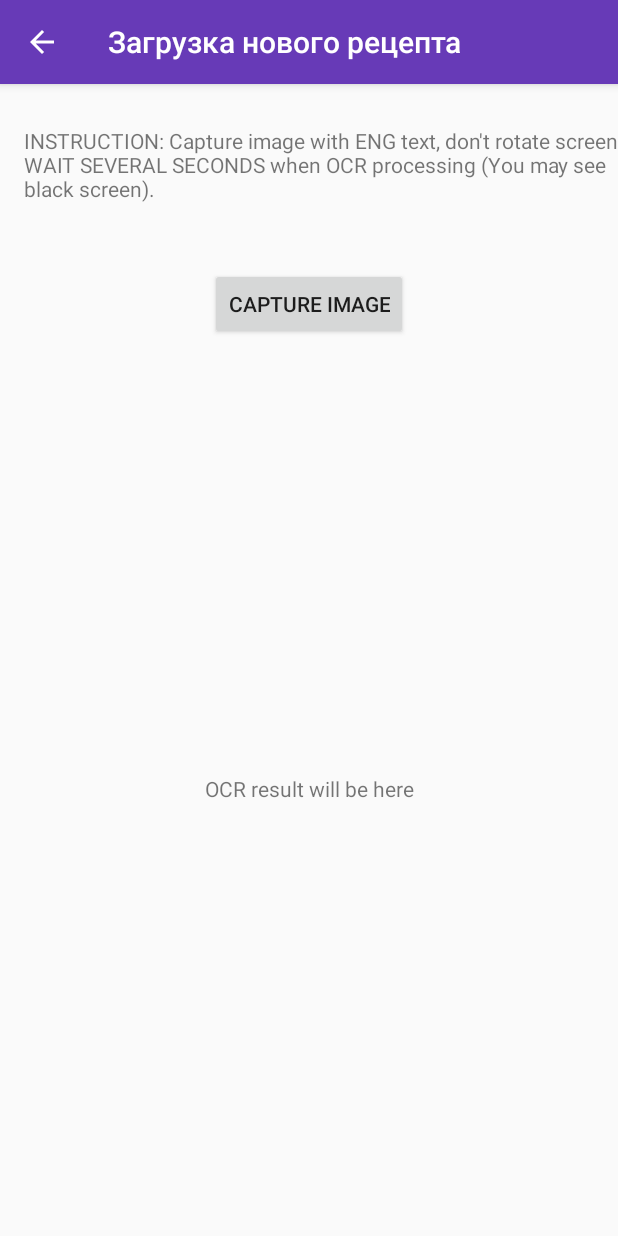
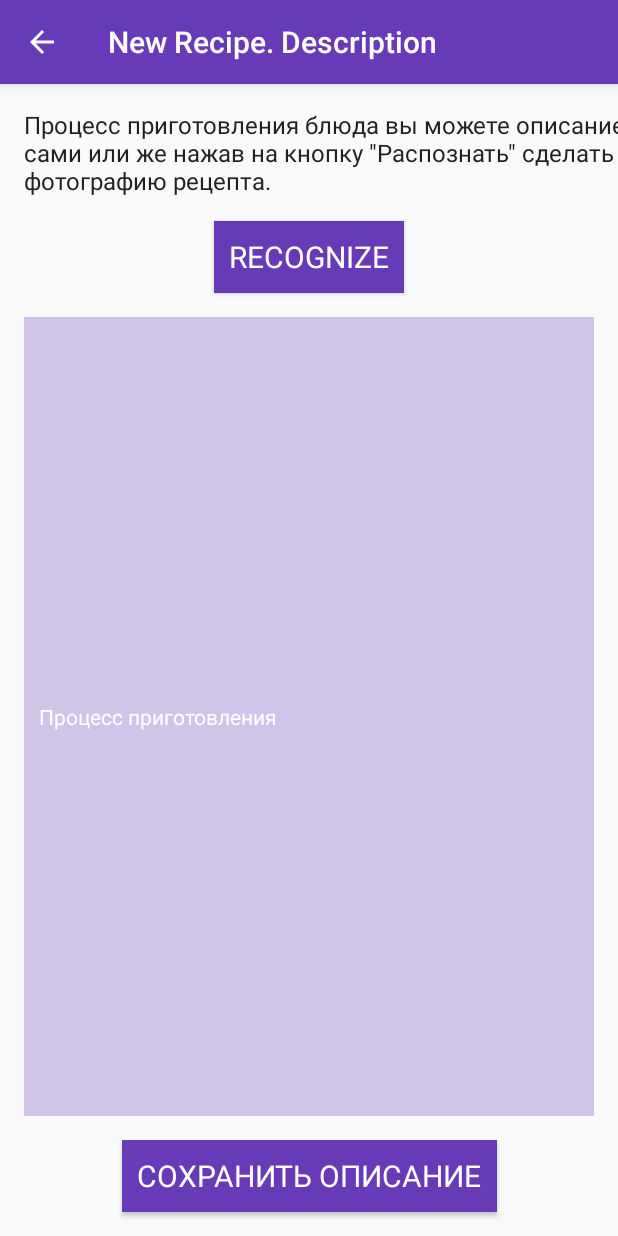
Before and after one commit to Bazinka/CookPlan, an Android app: the screen it shows after launch once a user with an empty profile is signed in (RecipeLoadActivity before the commit, NewRecipeDescActivity after it), after a tap on an icon or button, on a phone screen of 412 x 824 dp. Run offline under Robolectric (Android 15) with nearby library versions, the phone set to English and light mode, and no system bars; our stand-ins replace Firebase (no records; nobody signed in at launch, a user with empty details on screens opened directly), Picasso; libraries missing offline, so code that uses them is left out: com.googlecode.tesseract; pictures from the network do not load.

Commit message:
changed load recipe's description screen style

```diff
--- a/app/src/main/java/com/cookplan/MainActivity.java
+++ b/app/src/main/java/com/cookplan/MainActivity.java
@@ -18,7 +18,7 @@ import android.widget.TextView;
 
 import com.cookplan.auth.FirebaseAuthActivity;
 import com.cookplan.recipe_list.RecipeGridFragment;
-import com.cookplan.recipe_load.RecipeLoadActivity;
+import com.cookplan.recipe_new.NewRecipeDescActivity;
 import com.firebase.ui.auth.AuthUI;
 import com.google.android.gms.tasks.OnCompleteListener;
 import com.google.android.gms.tasks.Task;
@@ -76,7 +76,7 @@ public class MainActivity extends BaseActivity
     }
 
     void startNewPointActivity() {
-        Intent intent = new Intent(this, RecipeLoadActivity.class);
+        Intent intent = new Intent(this, NewRecipeDescActivity.class);
         startActivityWithLeftAnimation(intent);
     }
 
--- a/app/src/main/java/com/cookplan/recipe_load/RecipeLoadActivity.java
+++ b/app/src/main/java/com/cookplan/recipe_new/NewRecipeDescActivity.java
@@ -1,4 +1,4 @@
-package com.cookplan.recipe_load;
+package com.cookplan.recipe_new;
 
 import android.Manifest;
 import android.app.Activity;
@@ -14,7 +14,7 @@ import android.support.annotation.NonNull;
 import android.support.design.widget.Snackbar;
 import android.support.v4.app.ActivityCompat;
 import android.widget.Button;
-import android.widget.TextView;
+import android.widget.EditText;
 import android.widget.Toast;
 
 import com.cookplan.BaseActivity;
@@ -22,8 +22,8 @@ import com.cookplan.R;
 import com.cookplan.utils.PermissionUtils;
 import com.cookplan.utils.Utils;
 
-public class RecipeLoadActivity extends BaseActivity implements ActivityCompat.OnRequestPermissionsResultCallback,
-        RecipeLoadView {
+public class NewRecipeDescActivity extends BaseActivity implements ActivityCompat.OnRequestPermissionsResultCallback,
+        NewRecipeDescView {
 
     private static final int PHOTO_REQUEST_CODE = 101;
     private static final int RC_IMAGE_PERMS = 102;
@@ -31,7 +31,7 @@ public class RecipeLoadActivity extends BaseActivity implements ActivityCompat.O
             Manifest.permission.CAMERA};
 
     private ProgressDialog mProgressDialog;
-    private RecipeLoadPresenter presenter;
+    private NewRecipeDescPresenter presenter;
 
     private String language = null;
 
@@ -41,9 +41,9 @@ public class RecipeLoadActivity extends BaseActivity implements ActivityCompat.O
         super.onCreate(savedInstanceState);
         setContentView(R.layout.activity_recipe_load);
         setNavigationArrow();
-        setTitle("Загрузка нового рецепта");
+        setTitle(getString(R.string.new_recipe_desc_title));
 
-        Button captureImg = (Button) findViewById(R.id.action_btn);
+        Button captureImg = (Button) findViewById(R.id.ocr_desc_btn);
         if (captureImg != null) {
             captureImg.setOnClickListener(view -> {
                 new AlertDialog.Builder(this)
@@ -61,7 +61,7 @@ public class RecipeLoadActivity extends BaseActivity implements ActivityCompat.O
 
             });
         }
-        presenter = new RecipeLoadPresenterImpl(this, this);
+        presenter = new NewRecipeDescPresenterImpl(this, this);
         if (android.os.Build.VERSION.SDK_INT >= Build.VERSION_CODES.M) {
             if (!PermissionUtils.isPermissionsGranted(this, permission)) {
                 PermissionUtils.requestPermissions(this, RC_IMAGE_PERMS, permission);
@@ -140,7 +140,7 @@ public class RecipeLoadActivity extends BaseActivity implements ActivityCompat.O
     @Override
     public void setErrorToSnackBar(String error) {
         Snackbar.make(findViewById(R.id.root_view), error, Snackbar.LENGTH_LONG).show();
-        Utils.log(RecipeLoadActivity.class.getSimpleName(), error);
+        Utils.log(NewRecipeDescActivity.class.getSimpleName(), error);
     }
 
     @Override
@@ -152,7 +152,7 @@ public class RecipeLoadActivity extends BaseActivity implements ActivityCompat.O
     public void setAsyncTextResult(String result) {
         runOnUiThread(() -> {
             if (result != null && !result.equals("")) {
-                TextView textView = (TextView) findViewById(R.id.textResult);
+                EditText textView = (EditText) findViewById(R.id.process_edit_text);
                 if (textView != null) {
                     textView.setText(result);
                 }
@@ -167,7 +167,7 @@ public class RecipeLoadActivity extends BaseActivity implements ActivityCompat.O
     public void setAsyncErrorToSnackBar(String error) {
         runOnUiThread(() -> {
             Snackbar.make(findViewById(R.id.root_view), error, Snackbar.LENGTH_LONG).show();
-            Utils.log(RecipeLoadActivity.class.getSimpleName(), error);
+            Utils.log(NewRecipeDescActivity.class.getSimpleName(), error);
             if (mProgressDialog != null) {
                 mProgressDialog.dismiss();
             }
--- a/app/src/main/java/com/cookplan/recipe_load/RecipeLoadPresenter.java
+++ b/app/src/main/java/com/cookplan/recipe_new/NewRecipeDescPresenter.java
@@ -1,4 +1,4 @@
-package com.cookplan.recipe_load;
+package com.cookplan.recipe_new;
 
 import android.net.Uri;
 
@@ -6,7 +6,7 @@ import android.net.Uri;
  * Created by DariaEfimova on 16.03.17.
  */
 
-public interface RecipeLoadPresenter {
+public interface NewRecipeDescPresenter {
 
     public Uri getOutputImagePath();
 
--- a/app/src/main/java/com/cookplan/recipe_load/RecipeLoadPresenterImpl.java
+++ b/app/src/main/java/com/cookplan/recipe_new/NewRecipeDescPresenterImpl.java
@@ -1,4 +1,4 @@
-package com.cookplan.recipe_load;
+package com.cookplan.recipe_new;
 
 import android.content.Context;
 import android.graphics.Bitmap;
@@ -22,17 +22,17 @@ import java.io.OutputStream;
  * Created by DariaEfimova on 16.03.17.
  */
 
-public class RecipeLoadPresenterImpl implements RecipeLoadPresenter {
-    private static final String tag = RecipeLoadPresenterImpl.class.getSimpleName();
+public class NewRecipeDescPresenterImpl implements NewRecipeDescPresenter {
+    private static final String tag = NewRecipeDescPresenterImpl.class.getSimpleName();
     private static final String DATA_PATH = Environment.getExternalStorageDirectory().toString() + "/CookPlanImages/";
     private static final String TESSDATA = "tessdata";
 
 
-    private RecipeLoadView mainView;
+    private NewRecipeDescView mainView;
     private Context context;
     private TessBaseAPI tessBaseApi;
 
-    public RecipeLoadPresenterImpl(RecipeLoadView mainView, Context context) {
+    public NewRecipeDescPresenterImpl(NewRecipeDescView mainView, Context context) {
         this.mainView = mainView;
         this.context = context;
     }
--- a/app/src/main/java/com/cookplan/recipe_load/RecipeLoadView.java
+++ b/app/src/main/java/com/cookplan/recipe_new/NewRecipeDescView.java
@@ -1,10 +1,10 @@
-package com.cookplan.recipe_load;
+package com.cookplan.recipe_new;
 
 /**
  * Created by DariaEfimova on 16.03.17.
  */
 
-public interface RecipeLoadView {
+public interface NewRecipeDescView {
     public void setErrorToSnackBar(String error);
 
     public void setAsyncErrorToSnackBar(String error);
--- a/app/src/main/res/layout/activity_recipe_load.xml
+++ b/app/src/main/res/layout/activity_recipe_load.xml
@@ -1,48 +1,71 @@
 <?xml version="1.0" encoding="utf-8"?>
 <android.support.constraint.ConstraintLayout xmlns:android="http://schemas.android.com/apk/res/android"
     xmlns:app="http://schemas.android.com/apk/res-auto"
-    xmlns:tools="http://schemas.android.com/tools"
     android:id="@+id/root_view"
     android:layout_width="match_parent"
-    android:layout_height="match_parent"
-    tools:context="com.cookplan.recipe_load.RecipeLoadActivity">
+    android:layout_height="match_parent">
 
     <TextView
         android:id="@+id/instruction"
         android:layout_width="wrap_content"
         android:layout_height="wrap_content"
-        android:layout_marginLeft="@dimen/main_margin_left"
-        android:layout_marginTop="28dp"
-        android:text="INSTRUCTION: Capture image with ENG text, don't rotate screen, WAIT SEVERAL SECONDS when OCR processing (You may see black screen)."
+        android:layout_margin="@dimen/main_margin_left"
+        android:text="@string/recipe_new_desc_instractions"
+        android:textColor="@color/primary_text_color"
+        android:textSize="@dimen/medium_text_size"
         app:layout_constraintLeft_toLeftOf="parent"
         app:layout_constraintTop_toTopOf="parent" />
 
     <Button
-        android:id="@+id/action_btn"
+        android:id="@+id/ocr_desc_btn"
+        style="@style/CookplanButtonStyle"
         android:layout_width="wrap_content"
         android:layout_height="wrap_content"
         android:layout_below="@+id/instruction"
-        android:layout_marginLeft="16dp"
-        android:layout_marginRight="8dp"
-        android:layout_marginTop="43dp"
-        android:text="Capture image"
-        app:layout_constraintHorizontal_bias="0.484"
+        android:layout_marginEnd="@dimen/main_margin_left"
+        android:layout_marginLeft="@dimen/main_margin_left"
+        android:layout_marginRight="@dimen/main_margin_left"
+        android:layout_marginStart="@dimen/main_margin_left"
+        android:layout_marginTop="@dimen/main_margin_left"
+        android:text="@string/recognize_button_title"
         app:layout_constraintLeft_toLeftOf="parent"
         app:layout_constraintRight_toRightOf="parent"
-        app:layout_constraintTop_toBottomOf="@+id/instruction"></Button>
+        app:layout_constraintTop_toBottomOf="@+id/instruction" />
 
-    <TextView
-        android:id="@+id/textResult"
+
+    <Button
+        android:id="@+id/save_desc_recipe_button"
+        style="@style/CookplanButtonStyle"
         android:layout_width="wrap_content"
         android:layout_height="wrap_content"
-        android:layout_below="@+id/action_btn"
-        android:layout_marginBottom="8dp"
-        android:layout_marginLeft="8dp"
-        android:layout_marginRight="8dp"
-        android:layout_marginTop="8dp"
-        android:text="OCR result will be here"
+        android:layout_marginBottom="@dimen/main_margin_left"
+        android:layout_marginEnd="@dimen/main_margin_left"
+        android:layout_marginLeft="@dimen/main_margin_left"
+        android:layout_marginRight="@dimen/main_margin_left"
+        android:layout_marginStart="@dimen/main_margin_left"
+        android:text="@string/save_recipe_desc_button_title"
         app:layout_constraintBottom_toBottomOf="parent"
         app:layout_constraintLeft_toLeftOf="parent"
+        app:layout_constraintRight_toRightOf="parent" />
+
+    <EditText
+        android:id="@+id/process_edit_text"
+        style="@style/RecipeInputStyle"
+        android:layout_width="0dp"
+        android:layout_height="0dp"
+        android:layout_marginBottom="@dimen/main_margin_left"
+        android:layout_marginEnd="@dimen/main_margin_left"
+        android:layout_marginLeft="@dimen/main_margin_left"
+        android:layout_marginRight="@dimen/main_margin_left"
+        android:layout_marginStart="@dimen/main_margin_left"
+        android:layout_marginTop="@dimen/main_margin_left"
+        android:hint="@string/recipe_desc_hint"
+        android:scrollbars="vertical"
+        app:layout_constraintBottom_toTopOf="@+id/save_desc_recipe_button"
+        app:layout_constraintHorizontal_bias="0.0"
+        app:layout_constraintLeft_toLeftOf="parent"
         app:layout_constraintRight_toRightOf="parent"
-        app:layout_constraintTop_toBottomOf="@+id/action_btn" />
+        app:layout_constraintTop_toBottomOf="@+id/ocr_desc_btn"
+        app:layout_constraintVertical_bias="0.502" />
+
 </android.support.constraint.ConstraintLayout>
--- a/app/src/main/res/values/dimens.xml
+++ b/app/src/main/res/values/dimens.xml
@@ -9,4 +9,5 @@
     <dimen name="menu_name_text_size">20sp</dimen>
     <dimen name="text_margin">16dp</dimen>
     <dimen name="main_margin_left">16dp</dimen>
+    <dimen name="medium_text_size">16sp</dimen>
 </resources>
--- a/app/src/main/res/values/strings.xml
+++ b/app/src/main/res/values/strings.xml
@@ -29,5 +29,10 @@
     <string name="choose_recipe_language">Please choose the language</string>
     <string name="english_lan_title">English</string>
     <string name="russian_lan_title">Russian</string>
+    <string name="new_recipe_desc_title">New Recipe. Description</string>
+    <string name="recipe_new_desc_instractions">Процесс приготовления блюда вы можете описание сами или же нажав на кнопку \"Распознать\" сделать фотографию рецепта.</string>
+    <string name="recognize_button_title">Recognize</string>
+    <string name="save_recipe_desc_button_title">Сохранить описание</string>
+    <string name="recipe_desc_hint">Процесс приготовления</string>
 
 </resources>
--- a/app/src/main/res/values/styles.xml
+++ b/app/src/main/res/values/styles.xml
@@ -1,4 +1,4 @@
-<resources>
+<resources xmlns:tools="http://schemas.android.com/tools">
 
     <!-- Base application theme. -->
     <style name="AppTheme" parent="Theme.AppCompat.Light.DarkActionBar">
@@ -54,4 +54,25 @@
         <item name="android:buttonStyle">@style/FirebaseUI.Button</item>
         <item name="android:editTextStyle">@style/FirebaseUI.EditText</item>
     </style>
+
+    <style name="CookplanButtonStyle">
+        <item name="android:textColor">@color/white</item>
+        <item name="android:textSize">20sp</item>
+        <item name="android:fontFamily" tools:ignore="NewApi">sans-serif</item>
+        <item name="android:gravity">center</item>
+        <item name="android:padding">10dp</item>
+        <item name="android:background">@color/primary</item>
+    </style>
+
+    <style name="RecipeInputStyle">
+        <item name="android:textColor">@color/primary_text_color</item>
+        <item name="android:textColorHint">@color/white</item>
+        <item name="android:gravity">center_vertical</item>
+        <item name="android:singleLine">false</item>
+        <item name="android:background">@color/primary_light</item>
+        <item name="android:textSize">14sp</item>
+        <item name="android:fontFamily" tools:ignore="NewApi">sans-serif</item>
+        <item name="android:padding">10dp</item>
+        <item name="android:inputType">textCapSentences|textMultiLine</item>
+    </style>
 </resources>
```
Also changed, not shown: app/src/main/AndroidManifest.xml (+6 -2 lines), 1 other file.
